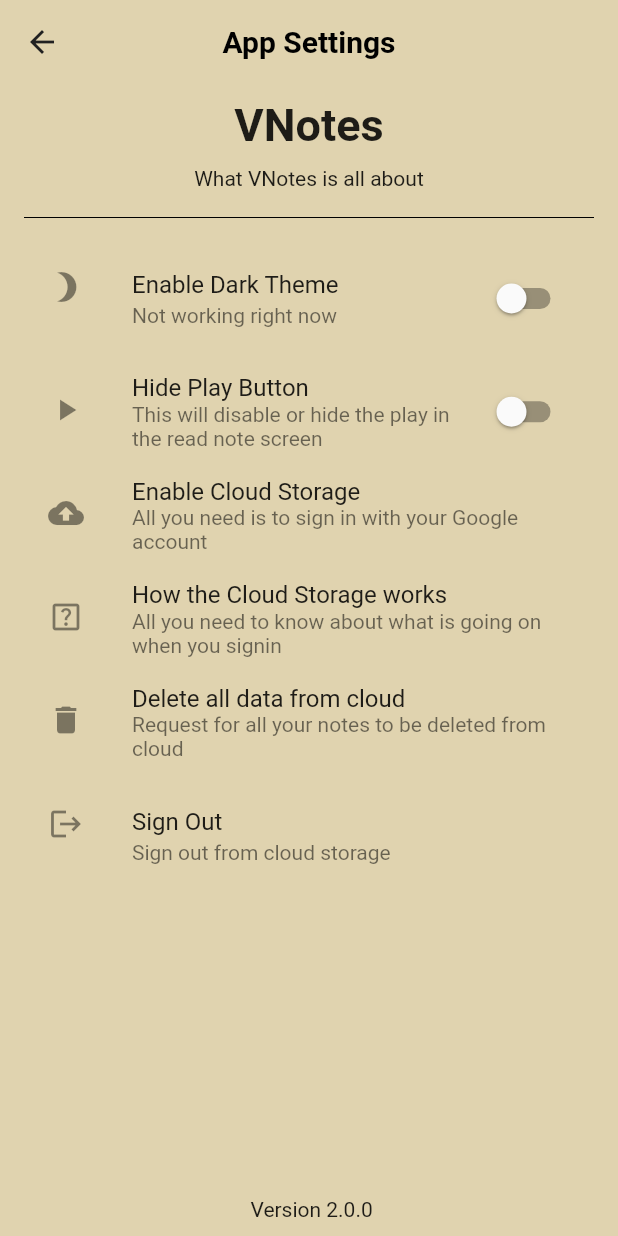
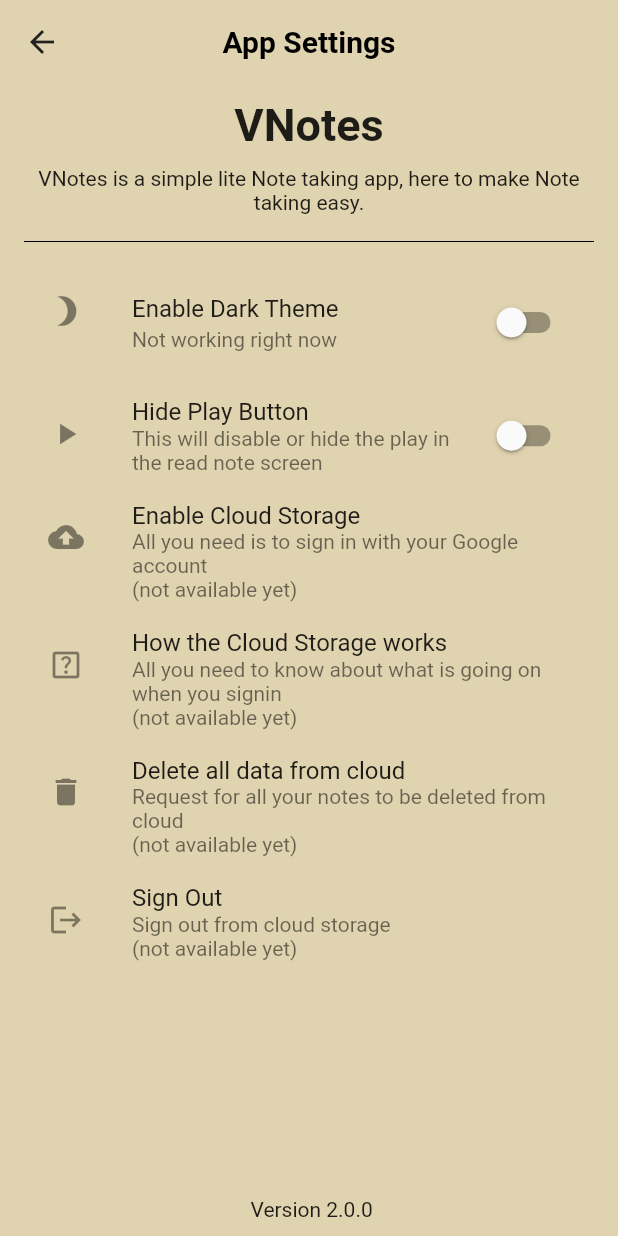
Before and after one commit to quiet-programmer/hive_note_app, a Flutter app: the SettingsScreen screen opened directly, after a tap on "Enable Cloud Storage", on a phone screen of 412 x 824 dp. Run offline on Flutter 3.47's test engine with Material 2 defaults, Android fonts, the phone set to English and light mode, and no system bars; our stand-ins replace another_flushbar, cloud_firestore, firebase_auth, firebase_core, flutter_tts, fluttertoast and 6 more; accounts and stored records are empty.

Commit message:
added settings screens, with some features

```diff
--- a/lib/screens/settings_screen.dart
+++ b/lib/screens/settings_screen.dart
@@ -64,8 +64,9 @@
                               height: 10,
                             ),
                             Text(
-                              'What VNotes is all about',
+                              'VNotes is a simple lite Note taking app, here to make Note taking easy.',
                               style: TextStyle(),
+                              textAlign: TextAlign.center,
                             )
                           ],
                         ),
@@ -123,11 +124,11 @@
                           style: TextStyle(),
                         ),
                         subtitle: Text(
-                          'All you need is to sign in with your Google account',
+                          'All you need is to sign in with your Google account \n(not available yet)',
                           style: TextStyle(),
                         ),
                         onTap: () {
-                          _authService.signUpWithGoogle(context);
+                          // _authService.signUpWithGoogle(context);
                         },
                       ),
                       SizedBox(
@@ -140,7 +141,7 @@
                           style: TextStyle(),
                         ),
                         subtitle: Text(
-                          'All you need to know about what is going on when you signin',
+                          'All you need to know about what is going on when you signin \n(not available yet)',
                           style: TextStyle(),
                         ),
                         onTap: () {
@@ -157,7 +158,7 @@
                           style: TextStyle(),
                         ),
                         subtitle: Text(
-                          'Request for all your notes to be deleted from cloud',
+                          'Request for all your notes to be deleted from cloud \n(not available yet)',
                           style: TextStyle(),
                         ),
                         onTap: () {},
@@ -174,7 +175,7 @@
                           style: TextStyle(),
                         ),
                         subtitle: Text(
-                          'Sign out from cloud storage',
+                          'Sign out from cloud storage \n(not available yet)',
                           style: TextStyle(),
                         ),
                         onTap: () {
```
